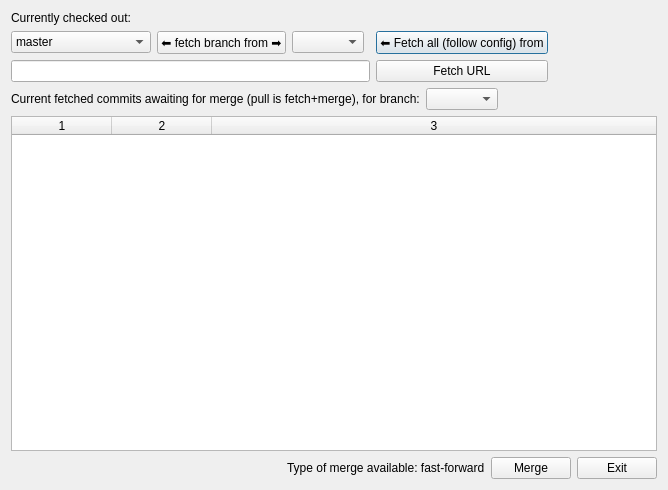
This is manager/pulldialog.ui in NorthIsMirror/QtZekyllManager as Qt 5 draws it before an edit. The edited form follows.
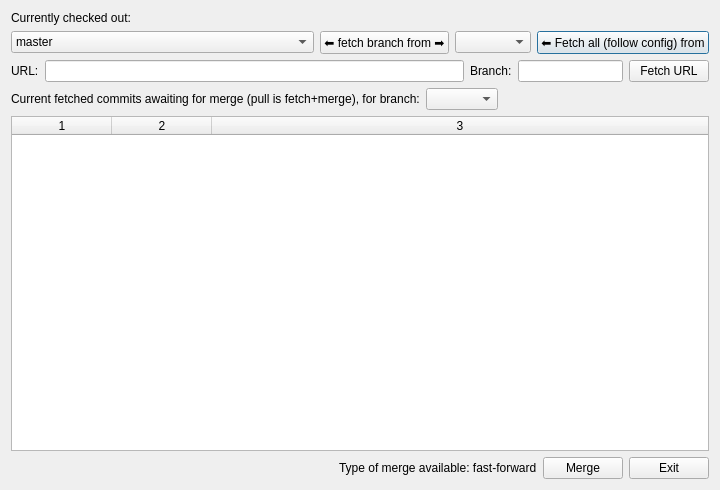
This is the edited form.

Commit message: pulldialog.ui rc3. Added "Branch:" line edit. Tightly packed the widgets

Diff of the .ui file:
```diff
--- a/manager/pulldialog.ui
+++ b/manager/pulldialog.ui
@@ -6,7 +6,7 @@
    <rect>
     <x>0</x>
     <y>0</y>
-    <width>668</width>
+    <width>720</width>
     <height>490</height>
    </rect>
   </property>
@@ -30,34 +30,24 @@
        </property>
       </widget>
      </item>
-     <item row="0" column="3">
-      <widget class="QComboBox" name="remotesCombo"/>
-     </item>
-     <item row="1" column="5">
-      <widget class="QPushButton" name="fetchURL">
-       <property name="text">
-        <string>Fetch URL</string>
+     <item row="0" column="4">
+      <widget class="QComboBox" name="remotesCombo">
+       <property name="sizePolicy">
+        <sizepolicy hsizetype="Expanding" vsizetype="Fixed">
+         <horstretch>1</horstretch>
+         <verstretch>0</verstretch>
+        </sizepolicy>
        </property>
       </widget>
      </item>
-     <item row="1" column="0" colspan="5">
-      <widget class="QLineEdit" name="url"/>
-     </item>
-     <item row="0" column="6">
-      <spacer name="horizontalSpacer_5">
-       <property name="orientation">
-        <enum>Qt::Horizontal</enum>
-       </property>
-       <property name="sizeHint" stdset="0">
-        <size>
-         <width>40</width>
-         <height>20</height>
-        </size>
-       </property>
-      </spacer>
-     </item>
-     <item row="0" column="0">
+     <item row="0" column="0" colspan="2">
       <widget class="QComboBox" name="branchCombo">
+       <property name="sizePolicy">
+        <sizepolicy hsizetype="Expanding" vsizetype="Fixed">
+         <horstretch>2</horstretch>
+         <verstretch>0</verstretch>
+        </sizepolicy>
+       </property>
        <property name="minimumSize">
         <size>
          <width>140</width>
@@ -71,25 +61,57 @@
        </item>
       </widget>
      </item>
-     <item row="0" column="1" colspan="2">
+     <item row="0" column="2" colspan="2">
       <widget class="QPushButton" name="fetchBranch">
        <property name="text">
         <string>⬅ fetch branch from ➡</string>
        </property>
       </widget>
      </item>
-     <item row="1" column="6">
-      <spacer name="horizontalSpacer_4">
-       <property name="orientation">
-        <enum>Qt::Horizontal</enum>
+    </layout>
+   </item>
+   <item>
+    <layout class="QGridLayout" name="gridLayout_2">
+     <item row="0" column="0">
+      <widget class="QLabel" name="label_2">
+       <property name="text">
+        <string>URL:</string>
        </property>
-       <property name="sizeHint" stdset="0">
-        <size>
-         <width>40</width>
-         <height>20</height>
-        </size>
+      </widget>
+     </item>
+     <item row="0" column="1">
+      <widget class="QLineEdit" name="url">
+       <property name="sizePolicy">
+        <sizepolicy hsizetype="Expanding" vsizetype="Fixed">
+         <horstretch>4</horstretch>
+         <verstretch>0</verstretch>
+        </sizepolicy>
        </property>
-      </spacer>
+      </widget>
+     </item>
+     <item row="0" column="2">
+      <widget class="QLabel" name="label_3">
+       <property name="text">
+        <string>Branch:</string>
+       </property>
+      </widget>
+     </item>
+     <item row="0" column="3">
+      <widget class="QLineEdit" name="branch">
+       <property name="sizePolicy">
+        <sizepolicy hsizetype="Expanding" vsizetype="Fixed">
+         <horstretch>1</horstretch>
+         <verstretch>0</verstretch>
+        </sizepolicy>
+       </property>
+      </widget>
+     </item>
+     <item row="0" column="4">
+      <widget class="QPushButton" name="fetchURL">
+       <property name="text">
+        <string>Fetch URL</string>
+       </property>
+      </widget>
      </item>
     </layout>
    </item>
@@ -122,6 +144,12 @@
    </item>
    <item>
     <widget class="QTableWidget" name="tableWidget">
+     <property name="sizePolicy">
+      <sizepolicy hsizetype="Expanding" vsizetype="Expanding">
+       <horstretch>0</horstretch>
+       <verstretch>3</verstretch>
+      </sizepolicy>
+     </property>
      <property name="columnCount">
       <number>3</number>
      </property>
```
Left out of the diff: 8 changed lines with no effect on the pictures. The commit also changes 1 other file.
